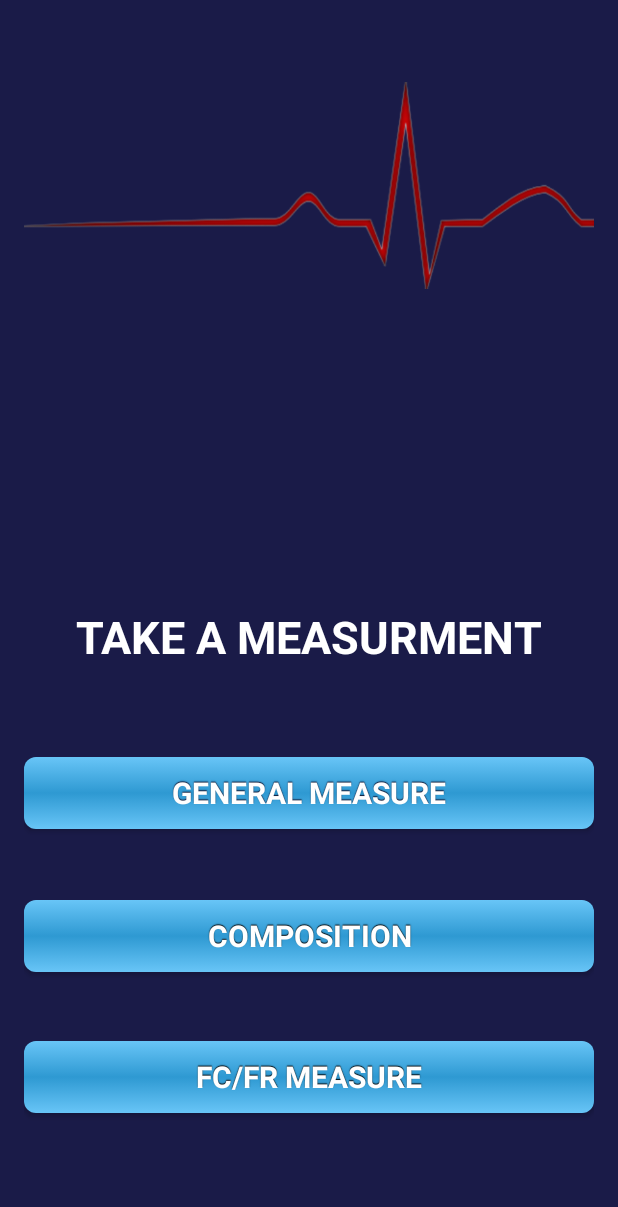
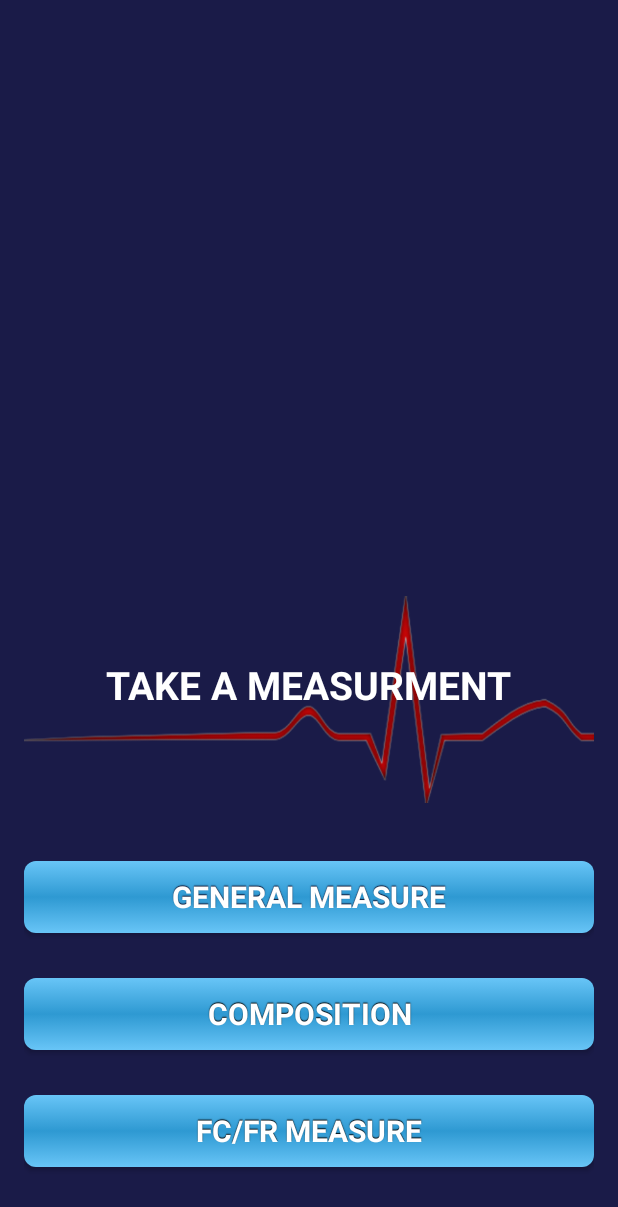
Before and after one commit to marionacaros/Projecte_HealZ, an Android app: the layout activity_calculs.xml on its own in the app's theme, with its tools: preview values and no code run, on a phone screen of 412 x 824 dp. Shown: the top 1207 px of the screen. Run offline under Robolectric (Android 15) with nearby library versions, the phone set to English and light mode, and no system bars.

Commit message:
Commit Calculs i inici bluetooth LE

```diff
--- a/app/src/main/java/pae/healz/FC_FR.java
+++ b/app/src/main/java/pae/healz/FC_FR.java
@@ -87,7 +87,7 @@ public class FC_FR extends AppCompatActivity {
     protected void onCreate(Bundle savedInstanceState) {
         super.onCreate(savedInstanceState);
 
-        setContentView(R.layout.activity_fr__fr);
+        setContentView(R.layout.activity_fc__fr);
 
         mVisible = true;
         mControlsView = findViewById(R.id.fullscreen_content_controls);
--- a/app/src/main/res/layout/activity_calculs.xml
+++ b/app/src/main/res/layout/activity_calculs.xml
@@ -14,9 +14,9 @@
         android:layout_width="wrap_content"
         android:layout_height="wrap_content"
         android:id="@+id/imageView3"
-        android:src="@drawable/redSignal"
-        android:layout_alignParentTop="true"
-        android:layout_alignParentEnd="true" />
+        android:src="@drawable/red_signal"
+        android:layout_above="@+id/button_GM"
+        android:layout_alignParentStart="true" />
 
     <Button
         style="@style/button"
@@ -29,7 +29,7 @@
         android:layout_gravity="center"
         android:layout_above="@+id/button_C"
         android:layout_alignParentStart="true"
-        android:layout_marginBottom="47dp"
+        android:layout_marginBottom="30dp"
         android:layout_alignParentEnd="true" />
 
     <Button
@@ -40,7 +40,7 @@
         android:textSize="20dp"
         android:id="@+id/button_FCFR"
         android:layout_gravity="center"
-        android:layout_marginBottom="66dp"
+        android:layout_marginBottom="30dp"
         android:layout_alignParentBottom="true"
         android:layout_alignParentStart="true"
         android:layout_alignParentEnd="true" />
@@ -55,7 +55,7 @@
         android:layout_gravity="center"
         android:layout_above="@+id/button_FCFR"
         android:layout_alignParentEnd="true"
-        android:layout_marginBottom="46dp"
+        android:layout_marginBottom="30dp"
         android:layout_alignParentStart="true" />
 
     <TextView
@@ -63,13 +63,13 @@
         android:layout_height="wrap_content"
         android:textColor="#FFFFFF"
         android:textStyle="bold"
-        android:textSize="30dp"
+        android:textSize="26dp"
         android:textAppearance="?android:attr/textAppearanceLarge"
         android:text="TAKE A MEASURMENT"
         android:id="@+id/titleCalculs"
+        android:layout_marginBottom="100dp"
         android:layout_above="@+id/button_GM"
-        android:layout_centerHorizontal="true"
-        android:layout_marginBottom="60dp" />
+        android:layout_centerHorizontal="true" />
 
 
 
--- a/app/src/main/res/values/strings.xml
+++ b/app/src/main/res/values/strings.xml
@@ -1,12 +1,12 @@
 <resources>
-    <string name="app_name">HealZ</string>
+    <string name="app_name">Zteero</string>
 
     <string name="navigation_drawer_open">Open navigation drawer</string>
     <string name="navigation_drawer_close">Close navigation drawer</string>
 
     <string name="action_settings">Settings</string>
 
-    <string name="title_activity_fc__fr">FC_FR</string>
+    <string name="title_activity_fc__fr">Breathing Rate - Heart Rate</string>
     <string name="dummy_button">Dummy Button</string>
     <string name="dummy_content">DUMMY\nCONTENT</string>
 
@@ -14,4 +14,5 @@
 
     <!-- TODO: Remove or change this placeholder text -->
     <string name="hello_blank_fragment">Hello blank fragment</string>
+    <string name="ble_not_supported">Bluetooth Low Energy not supported in this device</string>
 </resources>
```
Also changed, not shown: app/src/main/AndroidManifest.xml (+13 -1 lines), app/src/main/java/pae/healz/Calculs.java (+28 -0 lines), app/src/main/java/pae/healz/MainActivity.java (+8 -8 lines), app/src/main/res/layout/activity_fc__fr.xml (added, +50 -0 lines), app/src/main/res/drawable/red_signal.png (renamed from app/src/main/res/drawable/redSignal.png).
